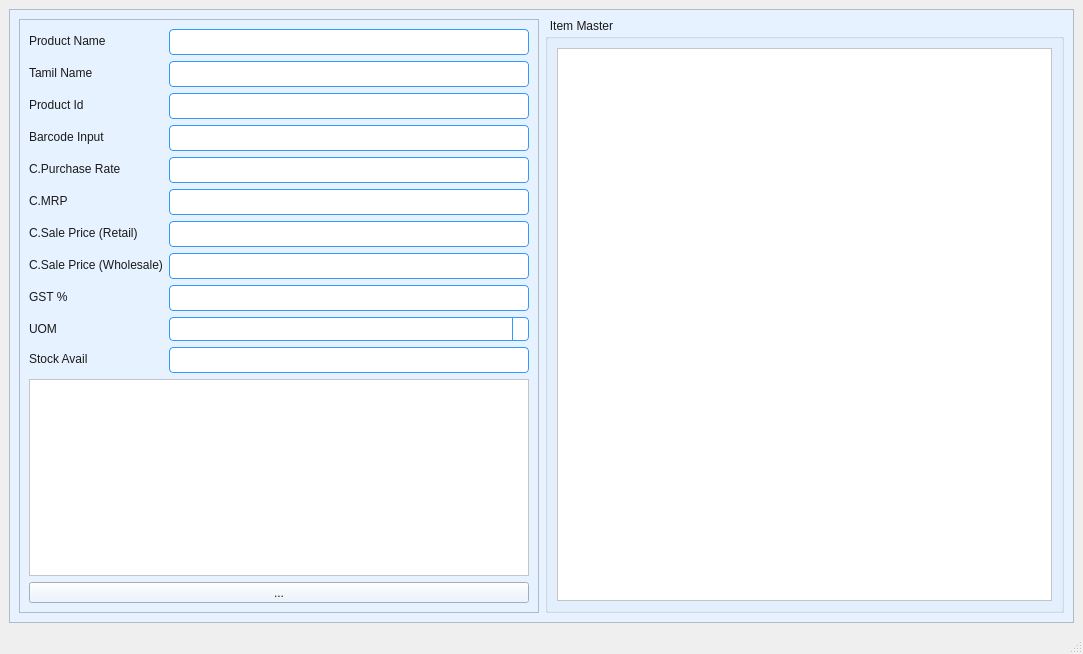
Old version of the form MODULES/ITEM_MASTER/UI-ItemMaster-.ui in the repository AstA-Santha/Twink_Dynamic.
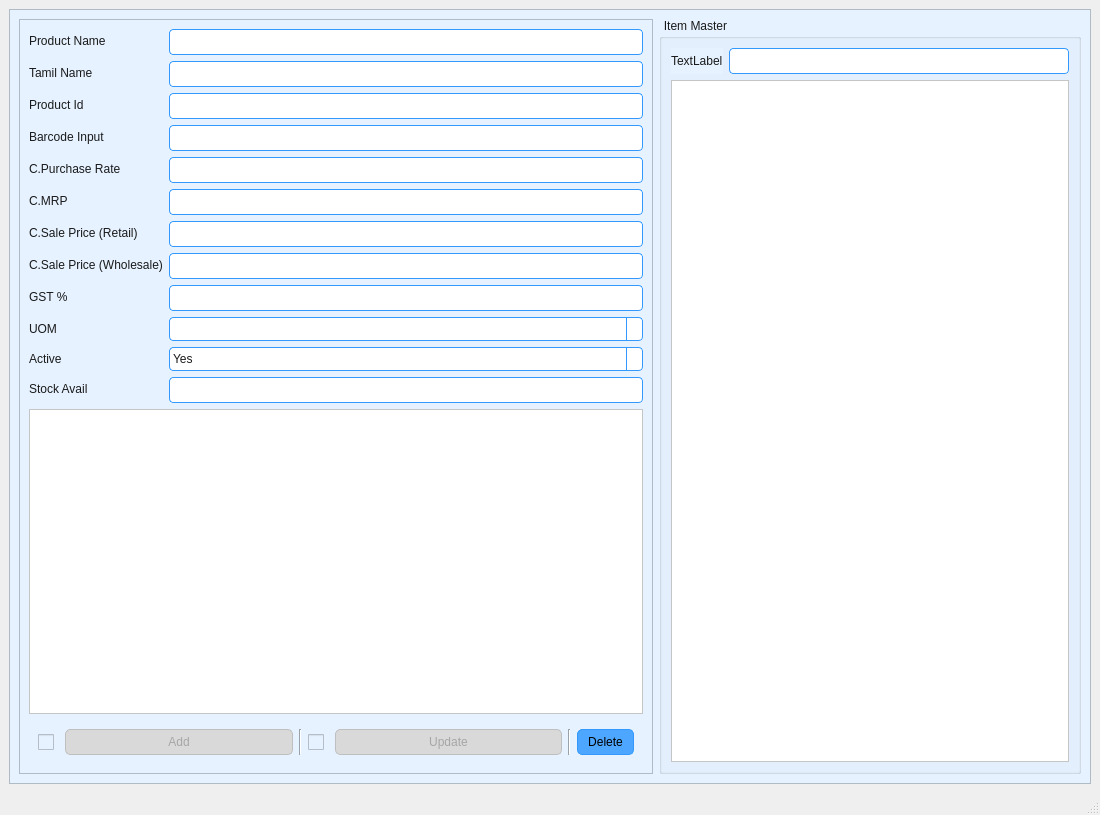
New version of the form. Icons and pictures are not drawn.

The edit to the form file:
```diff
--- a/MODULES/ITEM_MASTER/UI-ItemMaster-.ui
+++ b/MODULES/ITEM_MASTER/UI-ItemMaster-.ui
@@ -6,8 +6,8 @@
    <rect>
     <x>0</x>
     <y>0</y>
-    <width>1083</width>
-    <height>654</height>
+    <width>1100</width>
+    <height>815</height>
    </rect>
   </property>
   <property name="windowTitle">
@@ -190,11 +190,11 @@
         <rect>
          <x>0</x>
          <y>0</y>
-         <width>1038</width>
-         <height>584</height>
+         <width>1076</width>
+         <height>766</height>
         </rect>
        </property>
-       <layout class="QHBoxLayout" name="horizontalLayout" stretch="1,1">
+       <layout class="QHBoxLayout" name="horizontalLayout" stretch="3,2">
         <item>
          <widget class="QFrame" name="frame">
           <property name="frameShape">
@@ -232,7 +232,11 @@
             </widget>
            </item>
            <item row="2" column="1">
-            <widget class="QLineEdit" name="IQLE_ProductID"/>
+            <widget class="QLineEdit" name="IQLE_ProductID">
+             <property name="readOnly">
+              <bool>true</bool>
+             </property>
+            </widget>
            </item>
            <item row="3" column="0">
             <widget class="QLabel" name="label_4">
@@ -305,16 +309,37 @@
             <widget class="QComboBox" name="IQCB_UOM"/>
            </item>
            <item row="10" column="0">
+            <widget class="QLabel" name="label_12">
+             <property name="text">
+              <string>Active</string>
+             </property>
+            </widget>
+           </item>
+           <item row="10" column="1">
+            <widget class="QComboBox" name="IQCB_Active">
+             <item>
+              <property name="text">
+               <string>Yes</string>
+              </property>
+             </item>
+             <item>
+              <property name="text">
+               <string>No</string>
+              </property>
+             </item>
+            </widget>
+           </item>
+           <item row="11" column="0">
             <widget class="QLabel" name="label_11">
              <property name="text">
               <string>Stock Avail</string>
              </property>
             </widget>
            </item>
-           <item row="10" column="1">
+           <item row="11" column="1">
             <widget class="QLineEdit" name="IQLE_Stock"/>
            </item>
-           <item row="11" column="0" colspan="2">
+           <item row="12" column="0" colspan="2">
             <widget class="QTableWidget" name="IQTB_StockEntry">
              <property name="sizePolicy">
               <sizepolicy hsizetype="Expanding" vsizetype="Expanding">
@@ -324,17 +349,65 @@
              </property>
             </widget>
            </item>
-           <item row="12" column="0" colspan="2">
-            <widget class="QToolButton" name="toolButton">
-             <property name="sizePolicy">
-              <sizepolicy hsizetype="Preferred" vsizetype="Fixed">
-               <horstretch>0</horstretch>
-               <verstretch>0</verstretch>
-              </sizepolicy>
-             </property>
-             <property name="text">
-              <string>...</string>
-             </property>
+           <item row="13" column="0" colspan="2">
+            <widget class="QWidget" name="widget" native="true">
+             <layout class="QHBoxLayout" name="horizontalLayout_2" stretch="0,1,0,0,1,0,0">
+              <item>
+               <widget class="QCheckBox" name="IQCB_Add">
+                <property name="text">
+                 <string/>
+                </property>
+               </widget>
+              </item>
+              <item>
+               <widget class="QPushButton" name="IQPB_AddProduct">
+                <property name="enabled">
+                 <bool>false</bool>
+                </property>
+                <property name="text">
+                 <string>Add</string>
+                </property>
+               </widget>
+              </item>
+              <item>
+               <widget class="Line" name="line">
+                <property name="orientation">
+                 <enum>Qt::Vertical</enum>
+                </property>
+               </widget>
+              </item>
+              <item>
+               <widget class="QCheckBox" name="IQCB_Update">
+                <property name="text">
+                 <string/>
+                </property>
+               </widget>
+              </item>
+              <item>
+               <widget class="QPushButton" name="IQPB_UpdateProduct">
+                <property name="enabled">
+                 <bool>false</bool>
+                </property>
+                <property name="text">
+                 <string>Update</string>
+                </property>
+               </widget>
+              </item>
+              <item>
+               <widget class="Line" name="line_2">
+                <property name="orientation">
+                 <enum>Qt::Vertical</enum>
+                </property>
+               </widget>
+              </item>
+              <item>
+               <widget class="QPushButton" name="IQPB_DeleteProduct">
+                <property name="text">
+                 <string>Delete</string>
+                </property>
+               </widget>
+              </item>
+             </layout>
             </widget>
            </item>
           </layout>
@@ -346,8 +419,22 @@
            <string>Item Master</string>
           </property>
           <layout class="QGridLayout" name="gridLayout_2">
+           <item row="0" column="1">
+            <widget class="QLineEdit" name="OQLE_ProductFilter"/>
+           </item>
            <item row="0" column="0">
-            <widget class="QTableView" name="OQTB_Product"/>
+            <widget class="QLabel" name="label_13">
+             <property name="text">
+              <string>TextLabel</string>
+             </property>
+            </widget>
+           </item>
+           <item row="1" column="0" colspan="2">
+            <widget class="QTableView" name="OQTB_Product">
+             <property name="selectionBehavior">
+              <enum>QAbstractItemView::SelectRows</enum>
+             </property>
+            </widget>
            </item>
           </layout>
          </widget>
```
Left out of the diff: 12 changed lines with no effect on the pictures.
